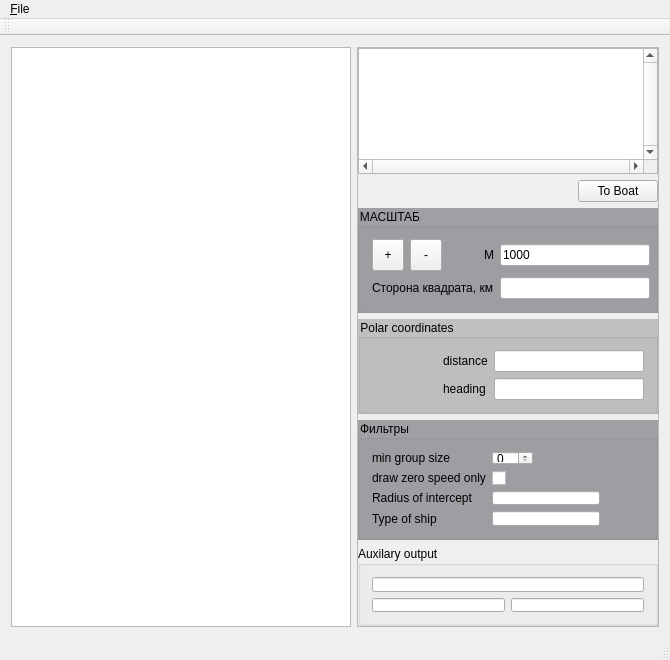
Before: the Qt Designer form mainwindow.ui in dzmat/sh5_viewer, drawn with Qt 5.
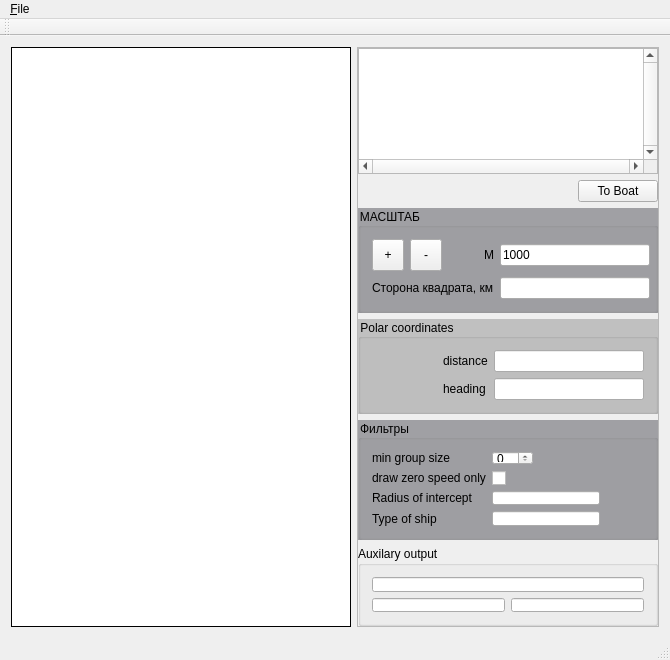
After: the same form once the commit is applied. Custom widgets are drawn as their Qt base class.

Commit message: new widget - TmyQFrame

What changed in the file:
```diff
--- a/mainwindow.ui
+++ b/mainwindow.ui
@@ -16,21 +16,18 @@
   <widget class="QWidget" name="centralWidget">
    <layout class="QHBoxLayout" name="horizontalLayout">
     <item>
-     <widget class="QGraphicsView" name="graphicsView">
+     <widget class="TmyQFrame" name="Image1">
       <property name="sizePolicy">
        <sizepolicy hsizetype="Expanding" vsizetype="Expanding">
         <horstretch>0</horstretch>
         <verstretch>0</verstretch>
        </sizepolicy>
       </property>
-      <property name="backgroundBrush">
-       <brush brushstyle="SolidPattern">
-        <color alpha="255">
-         <red>255</red>
-         <green>255</green>
-         <blue>204</blue>
-        </color>
-       </brush>
+      <property name="styleSheet">
+       <string notr="true">background: rgb(255, 255, 255)</string>
+      </property>
+      <property name="frameShape">
+       <enum>QFrame::Box</enum>
       </property>
      </widget>
     </item>
@@ -526,6 +523,17 @@
   </action>
  </widget>
  <layoutdefault spacing="6" margin="11"/>
+ <customwidgets>
+  <customwidget>
+   <class>TmyQFrame</class>
+   <extends>QFrame</extends>
+   <header location="global">tmyqframe.h</header>
+   <container>1</container>
+   <slots>
+    <slot>set_world()</slot>
+   </slots>
+  </customwidget>
+ </customwidgets>
  <resources/>
  <connections/>
 </ui>
```
